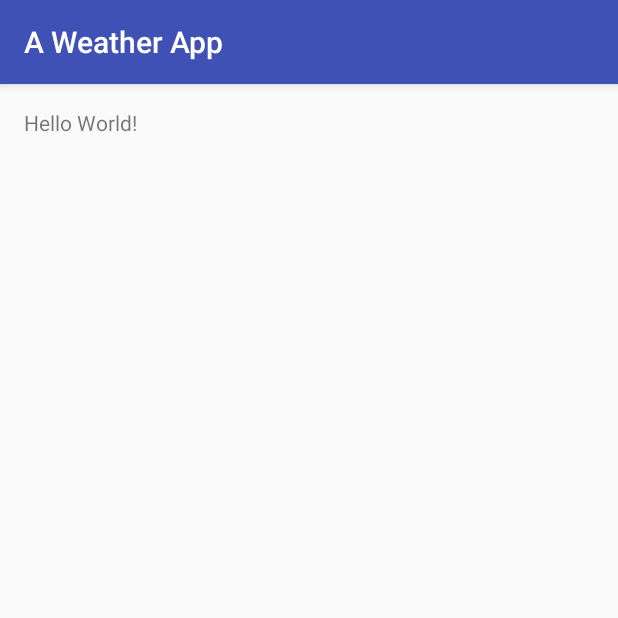
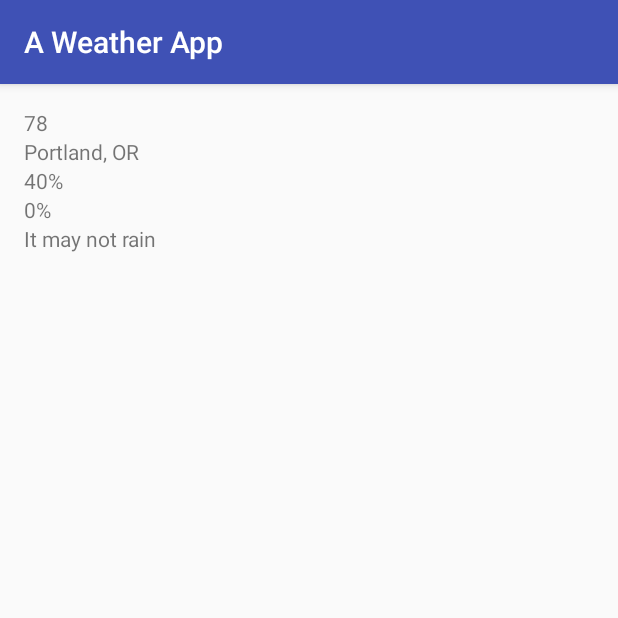
Before and after one commit to broccolibird/ChickTechWeatherAppAndroid, an Android app: the screen it shows after launch (MainActivity), on a phone screen of 412 x 824 dp, the top half of it. Run offline under Robolectric (Android 15) with nearby library versions, the phone set to English and light mode, and no system bars.

Commit message:
A basic UI

```diff
--- a/app/src/main/res/layout/activity_main.xml
+++ b/app/src/main/res/layout/activity_main.xml
@@ -1,17 +1,47 @@
 <?xml version="1.0" encoding="utf-8"?>
-<RelativeLayout
-    xmlns:android="http://schemas.android.com/apk/res/android"
+<LinearLayout xmlns:android="http://schemas.android.com/apk/res/android"
     xmlns:tools="http://schemas.android.com/tools"
     android:layout_width="match_parent"
     android:layout_height="match_parent"
+    android:orientation="vertical"
+    android:paddingBottom="@dimen/activity_vertical_margin"
     android:paddingLeft="@dimen/activity_horizontal_margin"
     android:paddingRight="@dimen/activity_horizontal_margin"
     android:paddingTop="@dimen/activity_vertical_margin"
-    android:paddingBottom="@dimen/activity_vertical_margin"
     tools:context="com.chicktech.chicktechweatherappandroid.MainActivity">
 
-    <TextView
-        android:text="Hello World!"
+    <ImageView
+        android:id="@+id/icon"
         android:layout_width="wrap_content"
         android:layout_height="wrap_content" />
-</RelativeLayout>
+
+    <TextView
+        android:id="@+id/temperature"
+        android:layout_width="wrap_content"
+        android:layout_height="wrap_content"
+        android:text="78" />
+
+    <TextView
+        android:id="@+id/location"
+        android:layout_width="wrap_content"
+        android:layout_height="wrap_content"
+        android:text="Portland, OR" />
+
+    <TextView
+        android:id="@+id/humidity"
+        android:layout_width="wrap_content"
+        android:layout_height="wrap_content"
+        android:text="40%" />
+
+    <TextView
+        android:id="@+id/precip_chance"
+        android:layout_width="wrap_content"
+        android:layout_height="wrap_content"
+        android:text="0%" />
+
+    <TextView
+        android:id="@+id/summary"
+        android:layout_width="wrap_content"
+        android:layout_height="wrap_content"
+        android:text="It may not rain" />
+</LinearLayout>
```
